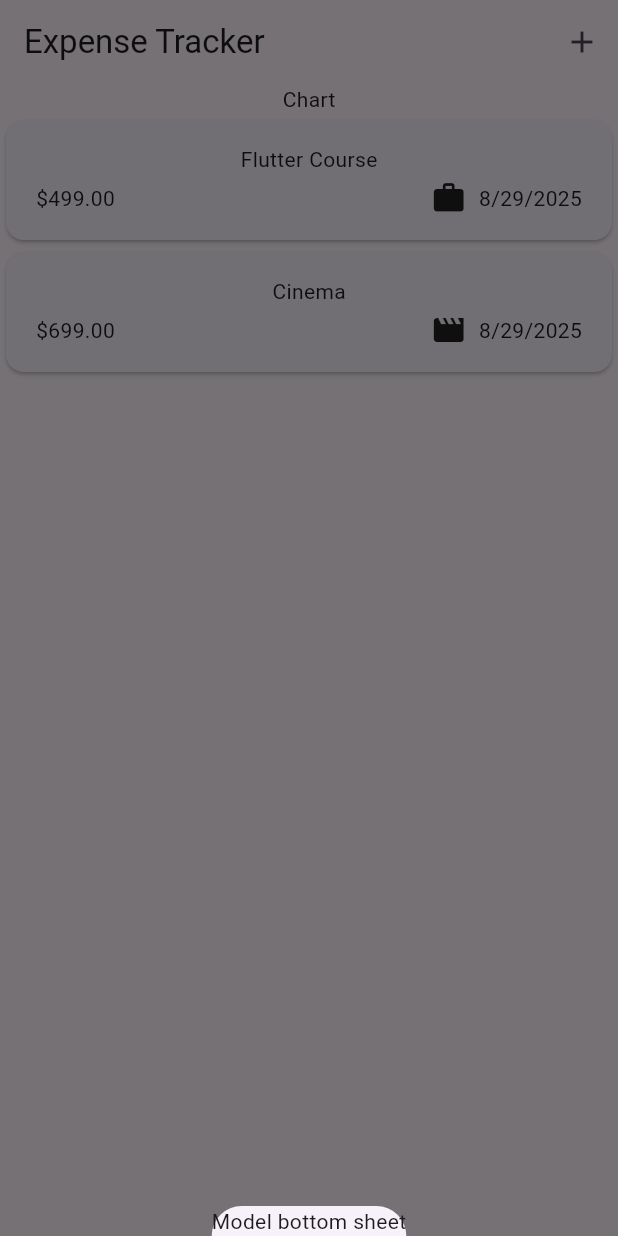
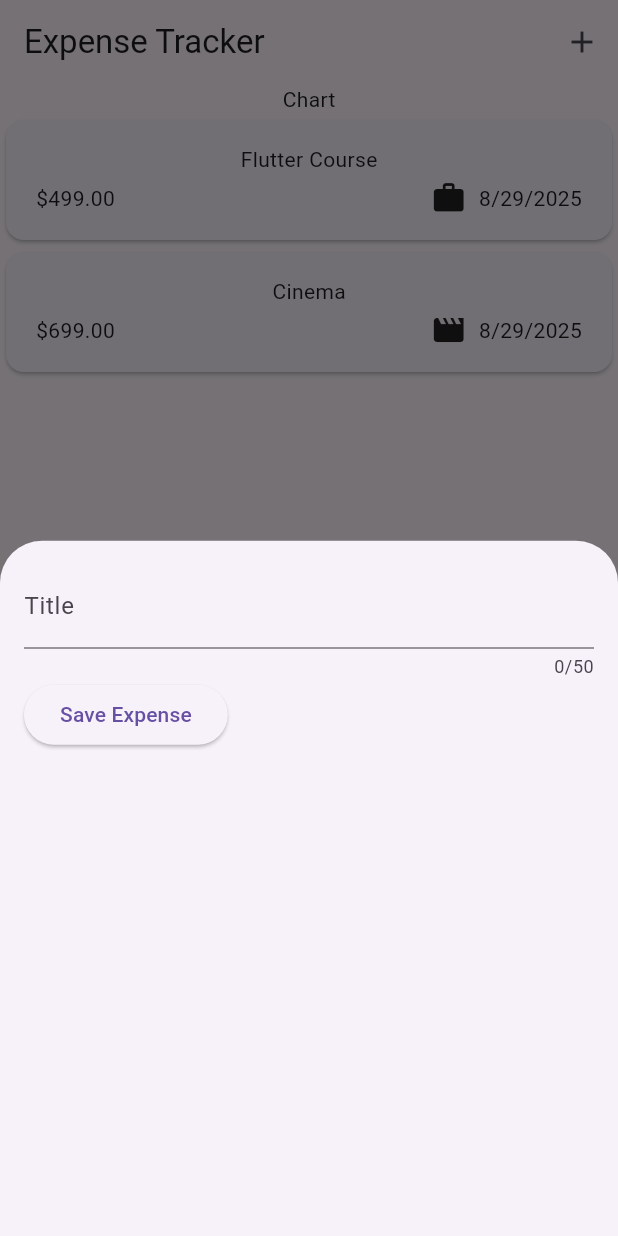
Before and after one commit to brijeshkumar-chavda/ExpenseTracker, a Flutter app: the screen it shows after launch, after a tap on the "add" icon, on a phone screen of 412 x 824 dp. Run offline on Flutter 3.47's test engine with Material 3 defaults, Android fonts, the phone set to English and light mode, and no system bars.

Commit message:
feat: add save expense button

```diff
--- a/lib/main.dart
+++ b/lib/main.dart
@@ -1,6 +1,6 @@
-import 'package:expense_tracker/widgets/expenses.dart';
+import 'package:expense_tracker/widgets/expenses_screen.dart';
 import 'package:flutter/material.dart';
 
 void main() {
-  runApp(MaterialApp(home: Expenses()));
+  runApp(MaterialApp(home: ExpensesScreen()));
 }
--- a/lib/widgets/expenses.dart
+++ b/lib/widgets/expenses_screen.dart
@@ -1,17 +1,18 @@
 import 'package:expense_tracker/widgets/expenses_list/expenses_list.dart';
 import 'package:expense_tracker/models/expense.dart';
+import 'package:expense_tracker/widgets/new_expense.dart';
 import 'package:flutter/material.dart';
 
-class Expenses extends StatefulWidget {
-  const Expenses({super.key});
+class ExpensesScreen extends StatefulWidget {
+  const ExpensesScreen({super.key});
 
   @override
   State<StatefulWidget> createState() {
-    return _ExpensesState();
+    return _ExpensesScreenState();
   }
 }
 
-class _ExpensesState extends State<Expenses> {
+class _ExpensesScreenState extends State<ExpensesScreen> {
   final List<Expense> _registeredExpenses = [
     Expense(
       title: "Flutter Course",
@@ -28,10 +29,7 @@ class _ExpensesState extends State<Expenses> {
   ];
 
   void _openAddExpenseOverlay() {
-    showModalBottomSheet(
-      context: context,
-      builder: (ctx) => Text("Model bottom sheet"),
-    );
+    showModalBottomSheet(context: context, builder: (ctx) => NewExpense());
   }
 
   @override
--- /dev/null
+++ b/lib/widgets/new_expense.dart
@@ -0,0 +1,44 @@
+import 'package:flutter/material.dart';
+
+class NewExpense extends StatefulWidget {
+  NewExpense({super.key});
+
+  @override
+  State<NewExpense> createState() {
+    return _NewExpenseState();
+  }
+}
+
+class _NewExpenseState extends State<NewExpense> {
+  var _enteredTitle = "";
+
+  void _saveTitleInput(String inputValue) {
+    _enteredTitle = inputValue;
+  }
+
+  @override
+  Widget build(BuildContext context) {
+    return Padding(
+      padding: EdgeInsets.all(16),
+      child: Column(
+        children: [
+          TextField(
+            onChanged: _saveTitleInput,
+            maxLength: 50,
+            decoration: InputDecoration(label: Text("Title")),
+          ),
+          Row(
+            children: [
+              ElevatedButton(
+                onPressed: () {
+                  print(_enteredTitle);
+                },
+                child: Text("Save Expense"),
+              ),
+            ],
+          ),
+        ],
+      ),
+    );
+  }
+}
```
